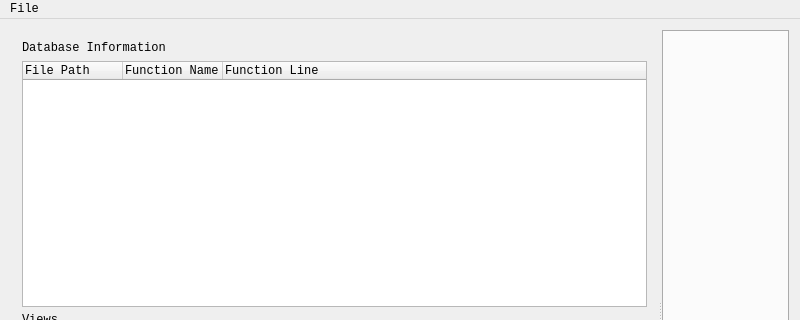
Before: the Qt Designer form analyzer/ui/MainWindow.ui in igorJarek/SourceCodeAnalyzer, drawn with Qt 5; both pictures show x 0 to 800 and y 0 to 320 of the 800 by 600 pixel window.
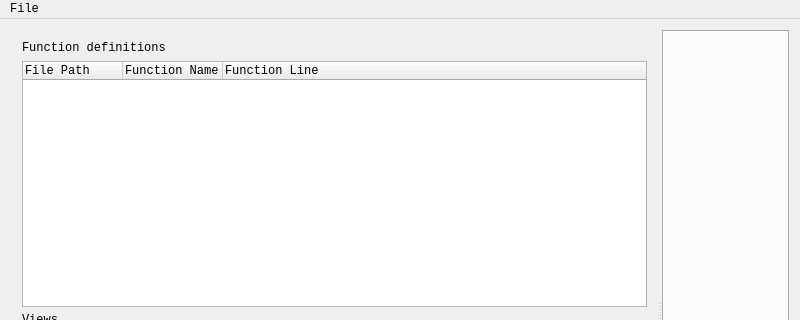
After: the same form once the commit is applied. Icons and pictures are not drawn.

Commit message: analyzer: remove unused "Save Database" menu option

What changed in the file:
```diff
--- a/analyzer/ui/MainWindow.ui
+++ b/analyzer/ui/MainWindow.ui
@@ -40,7 +40,7 @@
         <item>
          <widget class="QLabel" name="label">
           <property name="text">
-           <string>Database Information</string>
+           <string>Function definitions</string>
           </property>
          </widget>
         </item>
```
Left out of the diff: 11 changed lines with no effect on the pictures. The commit also changes 2 other files.
